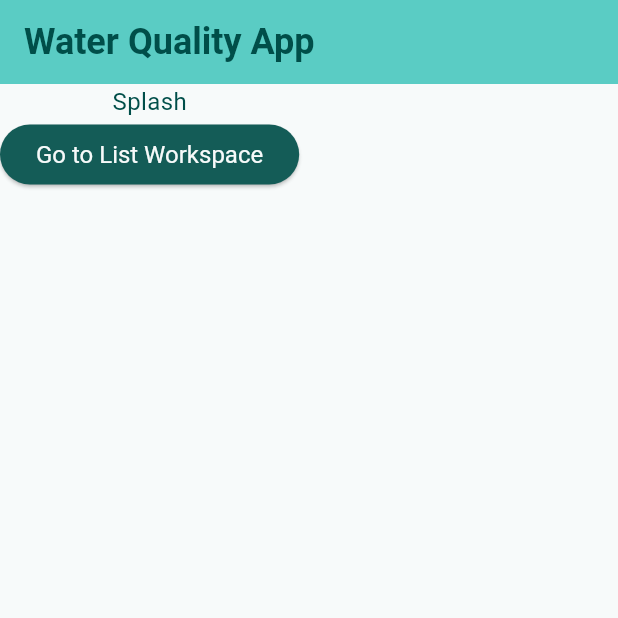
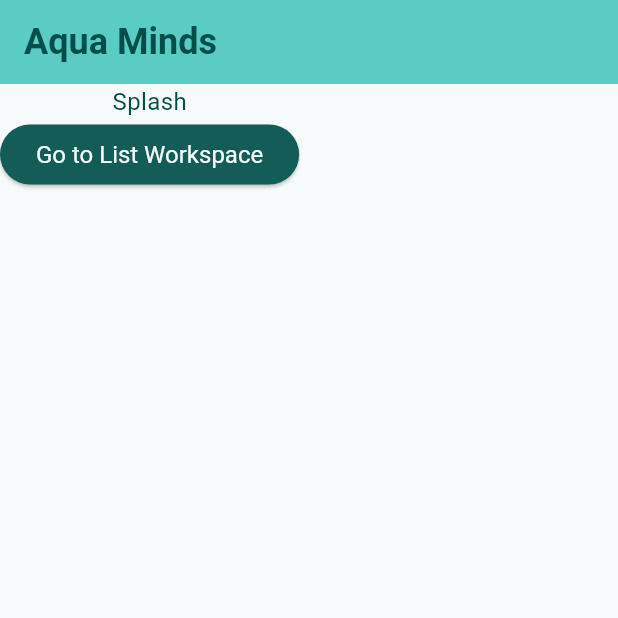
Before and after one commit to Emmanueloz/frontend_water_quality, a Flutter app: the screen it shows after launch, on a phone screen of 412 x 824 dp, the top half of it. Run offline on Flutter 3.47's test engine with Material 3 defaults, Android fonts, the phone set to English and light mode, and no system bars; our stand-ins replace dio, fl_chart, flutter_map, go_router, hive, latlong2; missing offline and left inert: flutter_map_cancellable_tile_provider, girix_code_gauge, intl_mobile_field; accounts and stored records are empty.

Commit message:
feat: Actualizar el título de la aplicación a 'Aqua Minds' en la pantalla de inicio y agregar botones de navegación para inicio de sesión y registro en la barra de navegación.

```diff
--- a/lib/presentation/pages/splash.dart
+++ b/lib/presentation/pages/splash.dart
@@ -9,7 +9,7 @@ class Splash extends StatelessWidget {
   @override
   Widget build(BuildContext context) {
     return Layout(
-      title: 'Water Quality App',
+      title: 'Aqua Minds',
       builder: (context, screenSize) => Column(
         children: [
           Text("Splash"),
--- a/lib/presentation/widgets/layout/layout.dart
+++ b/lib/presentation/widgets/layout/layout.dart
@@ -17,7 +17,7 @@ class Layout extends StatelessWidget {
   final void Function(int)? onDestinationSelected;
   final Widget Function(BuildContext context, ScreenSize screenSize)? builder;
 
-  Layout({
+  const Layout({
     super.key,
     required this.title,
     this.body,
```
Also changed, not shown: lib/presentation/widgets/common/organisms/app_bar_navigation.dart (+15 -0 lines).
